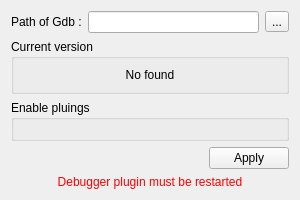
testmana2/mks, file v2/branches/dev/plugins/debugger/GNUDebugger2/src/ui/UIGNUDebuggerSetting.ui: the form before one commit.
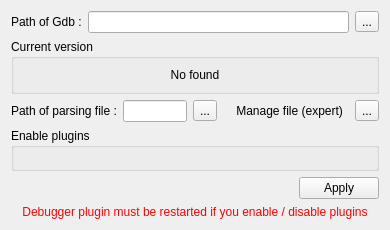
The form after the commit.

Commit message: New version : Must use "make install" for using a new gdbparsing.txt file

```diff
--- a/v2/branches/dev/plugins/debugger/GNUDebugger2/src/ui/UIGNUDebuggerSetting.ui
+++ b/v2/branches/dev/plugins/debugger/GNUDebugger2/src/ui/UIGNUDebuggerSetting.ui
@@ -5,14 +5,14 @@
    <rect>
     <x>0</x>
     <y>0</y>
-    <width>300</width>
-    <height>200</height>
+    <width>390</width>
+    <height>230</height>
    </rect>
   </property>
   <property name="minimumSize" >
    <size>
-    <width>300</width>
-    <height>200</height>
+    <width>390</width>
+    <height>230</height>
    </size>
   </property>
   <property name="windowTitle" >
@@ -26,17 +26,17 @@
      </property>
     </widget>
    </item>
-   <item row="0" column="1" >
-    <widget class="QLineEdit" name="editPath" />
+   <item row="0" column="1" colspan="5" >
+    <widget class="QLineEdit" name="editPathGdb" />
    </item>
-   <item row="0" column="2" >
-    <widget class="QToolButton" name="bButtonPath" >
+   <item row="0" column="6" >
+    <widget class="QToolButton" name="bButtonPathGdb" >
      <property name="text" >
       <string>...</string>
      </property>
     </widget>
    </item>
-   <item row="1" column="0" colspan="3" >
+   <item row="1" column="0" colspan="7" >
     <widget class="QGroupBox" name="groupBox" >
      <property name="title" >
       <string>Current version</string>
@@ -55,7 +55,24 @@
      </layout>
     </widget>
    </item>
-   <item row="2" column="0" colspan="3" >
+   <item row="2" column="0" colspan="2" >
+    <widget class="QLabel" name="label_3" >
+     <property name="text" >
+      <string>Path of parsing file :</string>
+     </property>
+    </widget>
+   </item>
+   <item row="2" column="2" >
+    <widget class="QLineEdit" name="editPathParsingFile" />
+   </item>
+   <item row="2" column="4" >
+    <widget class="QLabel" name="label_4" >
+     <property name="text" >
+      <string>    Manage file (expert)</string>
+     </property>
+    </widget>
+   </item>
+   <item row="3" column="0" colspan="7" >
     <widget class="QGroupBox" name="groupPlugins" >
      <property name="sizePolicy" >
       <sizepolicy vsizetype="Expanding" hsizetype="Preferred" >
@@ -64,18 +81,18 @@
       </sizepolicy>
      </property>
      <property name="title" >
-      <string>Enable pluings</string>
+      <string>Enable plugins</string>
      </property>
     </widget>
    </item>
-   <item row="3" column="0" colspan="3" >
+   <item row="4" column="0" colspan="7" >
     <widget class="QDialogButtonBox" name="dbbButtons" >
      <property name="standardButtons" >
       <set>QDialogButtonBox::Apply</set>
      </property>
     </widget>
    </item>
-   <item row="4" column="0" colspan="3" >
+   <item row="5" column="0" colspan="7" >
     <widget class="QLabel" name="label_2" >
      <property name="palette" >
       <palette>
@@ -115,13 +132,27 @@
       </palette>
      </property>
      <property name="text" >
-      <string>Debugger plugin must be restarted</string>
+      <string>Debugger plugin must be restarted if you enable / disable plugins</string>
      </property>
      <property name="alignment" >
       <set>Qt::AlignCenter</set>
      </property>
     </widget>
    </item>
+   <item row="2" column="6" >
+    <widget class="QToolButton" name="bButtonManageFile" >
+     <property name="text" >
+      <string>...</string>
+     </property>
+    </widget>
+   </item>
+   <item row="2" column="3" >
+    <widget class="QToolButton" name="bButtonPathParsingFile" >
+     <property name="text" >
+      <string>...</string>
+     </property>
+    </widget>
+   </item>
   </layout>
  </widget>
  <resources/>
```
The commit also changes 18 other files.
